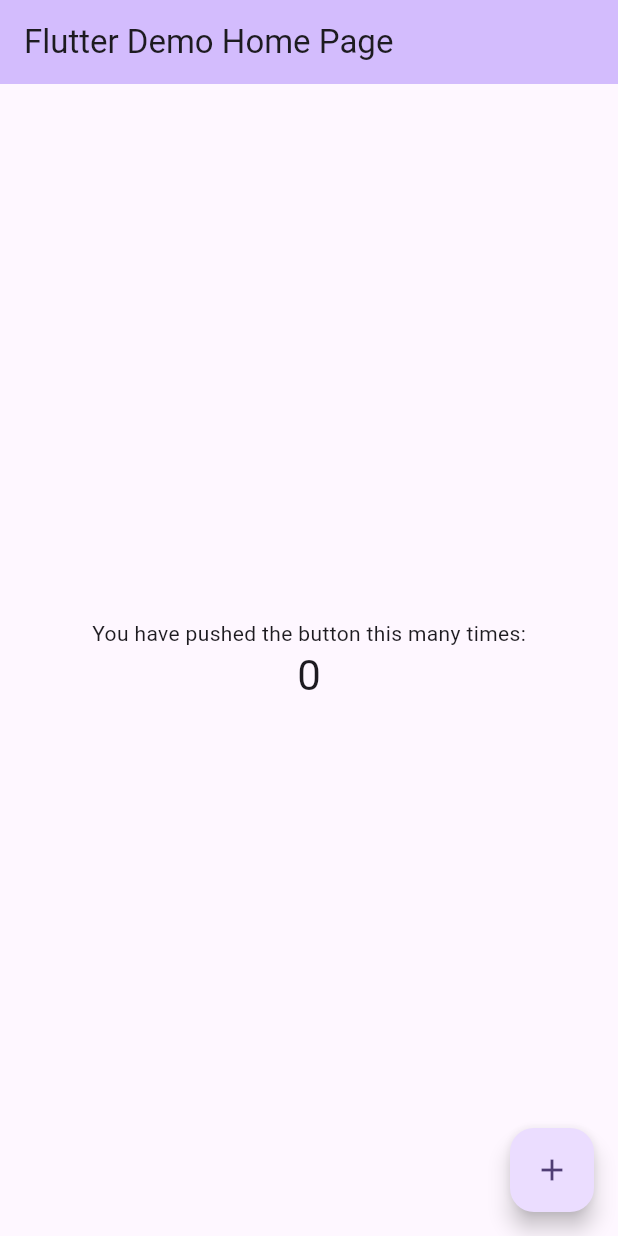
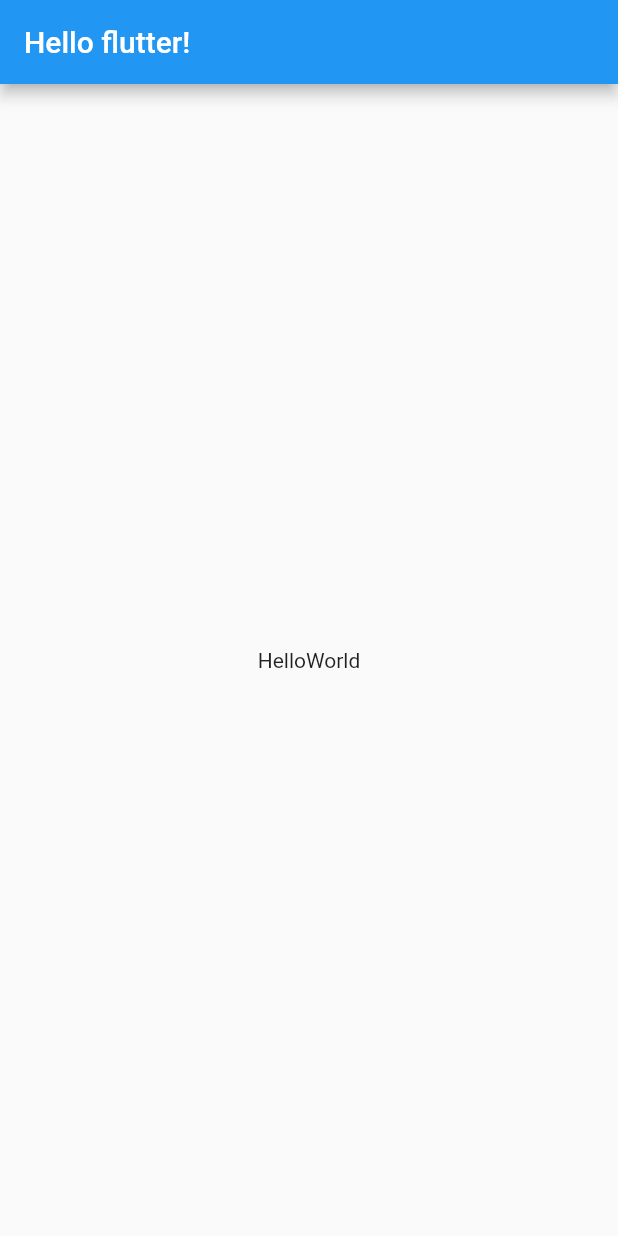
Before and after one commit to HoyiTT/ggdormMenu, a Flutter app: the screen it shows after launch, on a phone screen of 412 x 824 dp. Run offline on Flutter 3.47's test engine with Material 2 defaults, Android fonts, the light colour scheme and no system bars.

Commit message:
Flutter Hello world!

```diff
--- a/2.app/ggdormfood/lib/main.dart
+++ b/2.app/ggdormfood/lib/main.dart
@@ -1,125 +1,21 @@
 import 'package:flutter/material.dart';
 
 void main() {
-  runApp(const MyApp());
+  runApp(App());
 }
 
-class MyApp extends StatelessWidget {
-  const MyApp({super.key});
-
-  // This widget is the root of your application.
+class App extends StatelessWidget {
   @override
   Widget build(BuildContext context) {
     return MaterialApp(
-      title: 'Flutter Demo',
-      theme: ThemeData(
-        // This is the theme of your application.
-        //
-        // TRY THIS: Try running your application with "flutter run". You'll see
-        // the application has a blue toolbar. Then, without quitting the app,
-        // try changing the seedColor in the colorScheme below to Colors.green
-        // and then invoke "hot reload" (save your changes or press the "hot
-        // reload" button in a Flutter-supported IDE, or press "r" if you used
-        // the command line to start the app).
-        //
-        // Notice that the counter didn't reset back to zero; the application
-        // state is not lost during the reload. To reset the state, use hot
-        // restart instead.
-        //
-        // This works for code too, not just values: Most code changes can be
-        // tested with just a hot reload.
-        colorScheme: ColorScheme.fromSeed(seedColor: Colors.deepPurple),
-        useMaterial3: true,
+      home: Scaffold(
+        appBar: AppBar(
+          title: Text('Hello flutter!'),
+        ),
+        body: Center(
+          child: Text('HelloWorld'),
+        ),
       ),
-      home: const MyHomePage(title: 'Flutter Demo Home Page'),
     );
   }
 }
-
-class MyHomePage extends StatefulWidget {
-  const MyHomePage({super.key, required this.title});
-
-  // This widget is the home page of your application. It is stateful, meaning
-  // that it has a State object (defined below) that contains fields that affect
-  // how it looks.
-
-  // This class is the configuration for the state. It holds the values (in this
-  // case the title) provided by the parent (in this case the App widget) and
-  // used by the build method of the State. Fields in a Widget subclass are
-  // always marked "final".
-
-  final String title;
-
-  @override
-  State<MyHomePage> createState() => _MyHomePageState();
-}
-
-class _MyHomePageState extends State<MyHomePage> {
-  int _counter = 0;
-
-  void _incrementCounter() {
-    setState(() {
-      // This call to setState tells the Flutter framework that something has
-      // changed in this State, which causes it to rerun the build method below
-      // so that the display can reflect the updated values. If we changed
-      // _counter without calling setState(), then the build method would not be
-      // called again, and so nothing would appear to happen.
-      _counter++;
-    });
-  }
-
-  @override
-  Widget build(BuildContext context) {
-    // This method is rerun every time setState is called, for instance as done
-    // by the _incrementCounter method above.
-    //
-    // The Flutter framework has been optimized to make rerunning build methods
-    // fast, so that you can just rebuild anything that needs updating rather
-    // than having to individually change instances of widgets.
-    return Scaffold(
-      appBar: AppBar(
-        // TRY THIS: Try changing the color here to a specific color (to
-        // Colors.amber, perhaps?) and trigger a hot reload to see the AppBar
-        // change color while the other colors stay the same.
-        backgroundColor: Theme.of(context).colorScheme.inversePrimary,
-        // Here we take the value from the MyHomePage object that was created by
-        // the App.build method, and use it to set our appbar title.
-        title: Text(widget.title),
-      ),
-      body: Center(
-        // Center is a layout widget. It takes a single child and positions it
-        // in the middle of the parent.
-        child: Column(
-          // Column is also a layout widget. It takes a list of children and
-          // arranges them vertically. By default, it sizes itself to fit its
-          // children horizontally, and tries to be as tall as its parent.
-          //
-          // Column has various properties to control how it sizes itself and
-          // how it positions its children. Here we use mainAxisAlignment to
-          // center the children vertically; the main axis here is the vertical
-          // axis because Columns are vertical (the cross axis would be
-          // horizontal).
-          //
-          // TRY THIS: Invoke "debug painting" (choose the "Toggle Debug Paint"
-          // action in the IDE, or press "p" in the console), to see the
-          // wireframe for each widget.
-          mainAxisAlignment: MainAxisAlignment.center,
-          children: <Widget>[
-            const Text(
-              'You have pushed the button this many times:',
-            ),
-            Text(
-              '$_counter',
-              style: Theme.of(context).textTheme.headlineMedium,
-            ),
-          ],
-        ),
-      ),
-      floatingActionButton: FloatingActionButton(
-        onPressed: _incrementCounter,
-        tooltip: 'Increment',
-        child: const Icon(Icons.add),
-      ), // This trailing comma makes auto-formatting nicer for build methods.
-    );
-  }
-}
```
